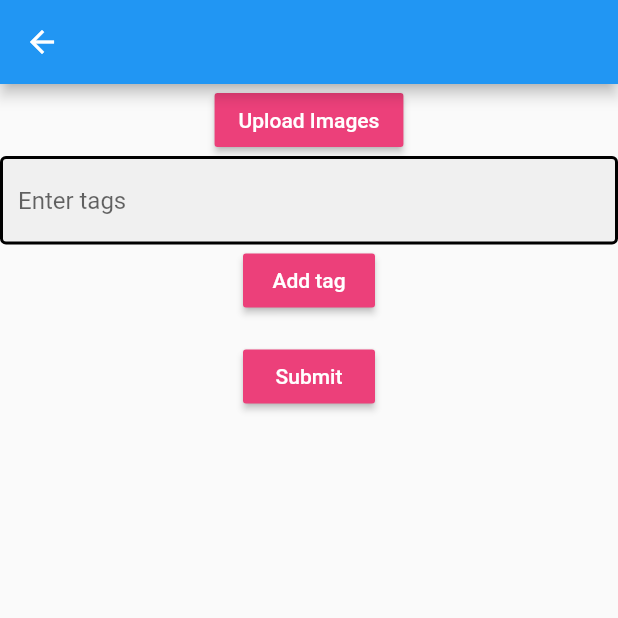
After one commit to vasu23gupta/test_proj, a Flutter app: the AddVendorTagsImages screen opened directly, after a tap on "Upload Images", on a phone screen of 412 x 824 dp, the top half of it. The commit adds this screen. Run offline on Flutter 3.47's test engine with Material 2 defaults, Android fonts, the phone set to English and light mode, and no system bars; our stand-ins replace dio, firebase_auth, firebase_core, flutter_map, flutter_rating_bar, latlong and 3 more; missing offline and left inert: flutter_absolute_path, map_launcher, multi_image_picker, profanity_filter; accounts and stored records are empty.

Commit message:
improved add vendor ui, added suggestions for add tag

```diff
--- a/lib/models/vendor.dart
+++ b/lib/models/vendor.dart
@@ -1,5 +1,6 @@
 import 'package:latlong/latlong.dart';
 import 'package:flutter/material.dart';
+import 'package:multi_image_picker/multi_image_picker.dart';
 import 'package:test_proj/services/database.dart';
 import 'Review.dart';
 
@@ -18,6 +19,7 @@ class Vendor {
   DateTime createdOn;
   bool reported;
   bool reviewed;
+  List<Asset> assetImages;
 
   Vendor({
     this.id,
--- /dev/null
+++ b/lib/screens/add_vendor/tags_images.dart
@@ -0,0 +1,302 @@
+import 'dart:convert';
+import 'package:firebase_auth/firebase_auth.dart';
+import 'package:flutter/material.dart';
+import 'package:http/http.dart';
+import 'package:multi_image_picker/multi_image_picker.dart';
+import 'package:profanity_filter/profanity_filter.dart';
+import 'package:provider/provider.dart';
+import 'package:test_proj/models/vendor.dart';
+import 'package:test_proj/screens/vendorDetails/vendor_details.dart';
+import 'package:test_proj/services/database.dart';
+import 'package:test_proj/shared/constants.dart';
+import 'package:test_proj/shared/hindi_profanity.dart';
+import 'package:test_proj/shared/loading.dart';
+
+class AddVendorTagsImages extends StatefulWidget {
+  final Vendor vendor;
+  AddVendorTagsImages({this.vendor});
+  @override
+  _AddVendorTagsImagesState createState() => _AddVendorTagsImagesState();
+}
+
+class _AddVendorTagsImagesState extends State<AddVendorTagsImages> {
+  TextEditingController addTagController = TextEditingController();
+  Vendor vendor;
+  String errorText = '';
+  List<String> tags = [];
+  List<Asset> images = List<Asset>();
+  bool loading = false;
+  final filter = ProfanityFilter.filterAdditionally(hindiProfanity);
+  User user;
+  List<String> suggestions = [];
+  List<String> allTags = [];
+  Widget tagsSuggestionsOverlay;
+  Container emptyContainer = Container();
+  List temp = ['dgssdg', 'rwr', 'vtvb'];
+
+  Future<void> addVendor() async {
+    setState(() => loading = true);
+    for (var tag in tags) {
+      if (filter.hasProfanity(tag)) tags.remove(tag);
+    }
+    vendor.name = filter.censor(vendor.name);
+    vendor.description = filter.censor(vendor.description);
+    vendor.address = filter.censor(vendor.address);
+    Response result;
+
+    result = await VendorDBService.addVendor(
+      vendor.name,
+      vendor.coordinates,
+      vendor.tags,
+      vendor.assetImages,
+      vendor.description,
+      await user.getIdToken(),
+      vendor.address,
+    );
+
+    setState(() => loading = false);
+
+    if (result.statusCode != 200) {
+      setState(() {
+        print(result.statusCode);
+        errorText = 'Could not add vendor, please try again later.';
+      });
+    } else {
+      Vendor vendor = Vendor.fromJson(jsonDecode(result.body));
+      Navigator.push(
+        context,
+        MaterialPageRoute(
+          builder: (context) => VendorDetails(vendor: vendor),
+        ),
+      );
+    }
+  }
+
+  Widget previewImages() {
+    if (images.length > 0)
+      return SizedBox(
+        height: 150,
+        child: ListView.builder(
+          itemCount: images.length,
+          itemBuilder: (context, index) {
+            return Stack(
+              overflow: Overflow.visible,
+              children: <Widget>[
+                Padding(
+                  padding: const EdgeInsets.all(8.0),
+                  child: AssetThumb(
+                    asset: images[index],
+                    width: 150,
+                    height: 150,
+                  ),
+                ),
+                Positioned(
+                  top: 0,
+                  right: 0,
+                  height: 25,
+                  width: 25,
+                  child: InkResponse(
+                    onTap: () {
+                      setState(() {
+                        images.removeAt(index);
+                      });
+                    },
+                    child: CircleAvatar(
+                      child: Icon(Icons.close),
+                      backgroundColor: Colors.red,
+                    ),
+                  ),
+                ),
+              ],
+            );
+          },
+          scrollDirection: Axis.horizontal,
+        ),
+      );
+    else
+      return emptyContainer;
+  }
+
+  Future<void> loadAssets() async {
+    List<Asset> resultList = List<Asset>();
+    //String error = 'No Error Dectected';
+
+    try {
+      resultList = await MultiImagePicker.pickImages(
+        maxImages: 300,
+        enableCamera: true,
+        selectedAssets: images,
+        cupertinoOptions: CupertinoOptions(takePhotoIcon: "chat"),
+        materialOptions: MaterialOptions(
+          //actionBarColor: "#abcdef",
+          actionBarTitle: "Example App",
+          allViewTitle: "All Photos",
+          useDetailsView: false,
+          selectCircleStrokeColor: "#000000",
+        ),
+      );
+    } on Exception catch (e) {
+      errorText = e.toString();
+    }
+
+    // If the widget was removed from the tree while the asynchronous platform
+    // message was in flight, we want to discard the reply rather than calling
+    // setState to update our non-existent appearance.
+    if (!mounted) return;
+
+    setState(() {
+      images = resultList;
+      //print(images.length);
+    });
+  }
+
+  Iterable<Widget> get tagWidgets sync* {
+    for (final String tag in tags) {
+      yield Padding(
+        padding: const EdgeInsets.all(4.0),
+        child: InputChip(
+          label: Text(tag),
+          onDeleted: () {
+            setState(() {
+              tags.removeWhere((String entry) {
+                return entry == tag;
+              });
+            });
+          },
+        ),
+      );
+    }
+  }
+
+  Future<Container> tagsSuggestions(String query) async {
+    suggestions.clear();
+    if (query.isNotEmpty) {
+      query = query.toLowerCase();
+      for (var item in allTags) {
+        //print(item);
+        if (item.toLowerCase().contains(query)) {
+          suggestions.add(item);
+          // print('item $item');
+          // print('query $query');
+        }
+      }
+      for (var item in suggestions) {
+        print('item $item');
+      }
+    }
+
+    return Container(
+      color: Theme.of(context).cardColor,
+      // height: 200,
+      // width: 500,
+      child: Column(
+        mainAxisSize: MainAxisSize.min,
+        children: suggestions.map((e) {
+          return ListTile(
+            title: Center(child: Text(e)),
+            onTap: () {
+              if (!tags.contains(e)) tags.add(e);
+              setState(() {
+                addTagController.clear();
+                suggestions.clear();
+                tagsSuggestionsOverlay = emptyContainer;
+              });
+            },
+          );
+        }).toList(),
+      ),
+    );
+  }
+
+  @override
+  void initState() {
+    super.initState();
+    vendor = widget.vendor;
+    allTags.addAll(FILTERS.keys);
+    tagsSuggestionsOverlay = emptyContainer;
+    for (List<String> list in FILTERS.values) {
+      allTags.addAll(list);
+    }
+  }
+
+  @override
+  Widget build(BuildContext context) {
+    user = Provider.of<User>(context);
+    return loading
+        ? Loading()
+        : Scaffold(
+            appBar: AppBar(),
+            body: SingleChildScrollView(
+              child: Column(
+                children: [
+                  RaisedButton(
+                    color: Colors.pink[400],
+                    child: Text(
+                      'Upload Images',
+                      style: TextStyle(color: Colors.white),
+                    ),
+                    onPressed: loadAssets,
+                  ),
+                  previewImages(),
+                  //add tags
+                  TextField(
+                    controller: addTagController,
+                    decoration:
+                        textInputDecoration.copyWith(hintText: 'Enter tags'),
+                    onChanged: (val) async {
+                      tagsSuggestionsOverlay = await tagsSuggestions(val);
+                      setState(() {});
+                    },
+                  ),
+                  tagsSuggestionsOverlay,
+                  //add tag button:
+                  RaisedButton(
+                    color: Colors.pink[400],
+                    child: Text(
+                      'Add tag',
+                      style: TextStyle(color: Colors.white),
+                    ),
+                    onPressed: () {
+                      if (addTagController.text.isNotEmpty) {
+                        tags.add(addTagController.text);
+                        setState(() {
+                          addTagController.clear();
+                        });
+                      }
+                    },
+                  ),
+                  //show tags
+                  Wrap(
+                    children: tagWidgets.toList(),
+                  ),
+                  //error text
+                  Text(
+                    errorText,
+                    style: TextStyle(color: Colors.red),
+                  ),
+                  //submit button
+                  RaisedButton(
+                    color: Colors.pink[400],
+                    child: Text(
+                      'Submit',
+                      style: TextStyle(color: Colors.white),
+                    ),
+                    onPressed: () async {
+                      if (images.length > 0 && tags.length > 0) {
+                        errorText = '';
+                        vendor.tags = tags;
+                        vendor.assetImages = images;
+                        await addVendor();
+                      } else {
+                        setState(() {
+                          errorText = "Please select atleast one tag and image";
+                        });
+                      }
+                    },
+                  ),
+                ],
+              ),
+            ),
+          );
+  }
+}
--- a/lib/settings/settings.dart
+++ b/lib/settings/settings.dart
@@ -1,11 +1,5 @@
 import 'package:flutter/material.dart';
-import 'package:flutter_map/flutter_map.dart';
-import 'package:flutter_spinkit/flutter_spinkit.dart';
-import 'package:firebase_auth/firebase_auth.dart';
-import 'package:test_proj/models/customUser.dart';
-import 'package:test_proj/services/database.dart';
 import 'package:test_proj/settings/darkthemebutton.dart';
-import 'add_theme.dart';
 
 class SettingsPage extends StatelessWidget {
   @override
--- a/lib/shared/constants.dart
+++ b/lib/shared/constants.dart
@@ -24,7 +24,6 @@ HashMap<String, List<String>> FILTERS = HashMap.from({
   "Repair": ["Car", "Bike", "Cycle"],
   "yvyvu": ["yrvr", "45y95"],
   "251125v": ["wyye4y"],
-  "vb845yb": [null],
 });
 HashMap<String, List<bool>> areSelected = HashMap.from({
   "Food": [false, false, false],
--- a/lib/shared/loading.dart
+++ b/lib/shared/loading.dart
@@ -1,5 +1,4 @@
 import 'package:flutter/material.dart';
-import 'package:flutter_spinkit/flutter_spinkit.dart';
 
 class Loading extends StatelessWidget {
   @override
@@ -7,10 +6,7 @@ class Loading extends StatelessWidget {
     return Container(
       color: Colors.brown[100],
       child: Center(
-        child: SpinKitChasingDots(
-          color: Colors.brown,
-          size: 50.0,
-        ),
+        child: CircularProgressIndicator(),
       ),
     );
   }
--- a/pubspec.yaml
+++ b/pubspec.yaml
@@ -31,7 +31,6 @@ dependencies:
   cupertino_icons: ^1.0.0
   firebase_auth: ^0.18.2
   provider: ^4.3.2+2
-  flutter_spinkit: ^4.1.2+1
   flutter_map:
   location:
   http:
```
Also changed, not shown: lib/screens/add_vendor/location_address.dart (+50 -6 lines), lib/screens/add_vendor/name_description.dart (+35 -1 lines), lib/screens/home/home.dart (+6 -1 lines), pubspec.lock.
